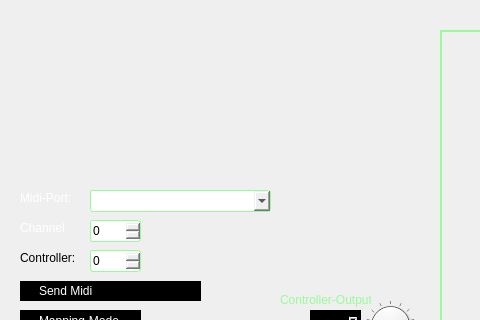
Above: mainwindow.ui from DanielMenke/Gesture2Midi2 before the change; both pictures show x 0 to 480 and y 0 to 320 of the 1153 by 737 pixel window. Below: the same form after it.
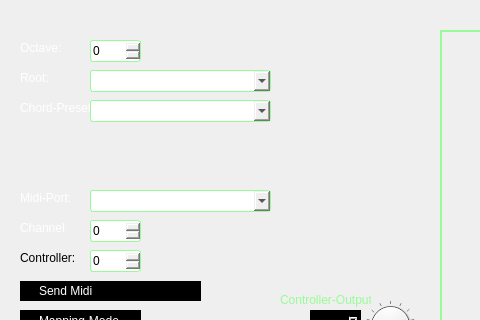
That is the form after the change. Custom widgets are drawn as their Qt base class.

What changed in the file:
```diff
--- a/mainwindow.ui
+++ b/mainwindow.ui
@@ -722,6 +722,123 @@
      <enum>Qt::Horizontal</enum>
     </property>
    </widget>
+   <widget class="QComboBox" name="rootComboBox">
+    <property name="geometry">
+     <rect>
+      <x>90</x>
+      <y>70</y>
+      <width>181</width>
+      <height>22</height>
+     </rect>
+    </property>
+    <property name="styleSheet">
+     <string notr="true">QComboBox{
+ border: 1px solid palegreen;
+     border-radius: 3px;
+     padding: 1px 18px 1px 3px;
+     min-width: 6em;
+}</string>
+    </property>
+   </widget>
+   <widget class="QLabel" name="label_6">
+    <property name="geometry">
+     <rect>
+      <x>20</x>
+      <y>70</y>
+      <width>91</width>
+      <height>16</height>
+     </rect>
+    </property>
+    <property name="styleSheet">
+     <string notr="true">.QLabel{
+
+	color:white;
+
+}</string>
+    </property>
+    <property name="text">
+     <string>Root:</string>
+    </property>
+   </widget>
+   <widget class="QLabel" name="label_12">
+    <property name="geometry">
+     <rect>
+      <x>20</x>
+      <y>40</y>
+      <width>91</width>
+      <height>16</height>
+     </rect>
+    </property>
+    <property name="styleSheet">
+     <string notr="true">.QLabel{
+
+	color:white;
+
+}</string>
+    </property>
+    <property name="text">
+     <string>Octave:</string>
+    </property>
+   </widget>
+   <widget class="QLabel" name="label">
+    <property name="geometry">
+     <rect>
+      <x>20</x>
+      <y>100</y>
+      <width>91</width>
+      <height>16</height>
+     </rect>
+    </property>
+    <property name="styleSheet">
+     <string notr="true">.QLabel{
+
+	color:white;
+
+}</string>
+    </property>
+    <property name="text">
+     <string>Chord-Preset:</string>
+    </property>
+   </widget>
+   <widget class="QSpinBox" name="octaveSpinBox">
+    <property name="geometry">
+     <rect>
+      <x>90</x>
+      <y>40</y>
+      <width>51</width>
+      <height>22</height>
+     </rect>
+    </property>
+    <property name="styleSheet">
+     <string notr="true"> QSpinBox{
+	border: 1px solid palegreen;
+     border-radius: 3px;
+
+
+}</string>
+    </property>
+    <property name="maximum">
+     <number>15</number>
+    </property>
+   </widget>
+   <widget class="QComboBox" name="presetComboBox">
+    <property name="geometry">
+     <rect>
+      <x>90</x>
+      <y>100</y>
+      <width>181</width>
+      <height>22</height>
+     </rect>
+    </property>
+    <property name="styleSheet">
+     <string notr="true">QComboBox{
+ border: 1px solid palegreen;
+     border-radius: 3px;
+     padding: 1px 18px 1px 3px;
+     min-width: 6em;
+}</string>
+    </property>
+   </widget>
   </widget>
   <widget class="QMenuBar" name="menuBar">
    <property name="geometry">
```
